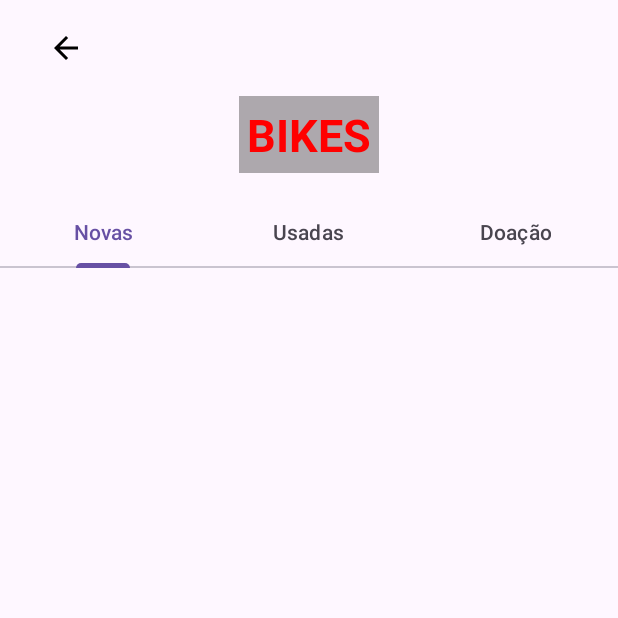
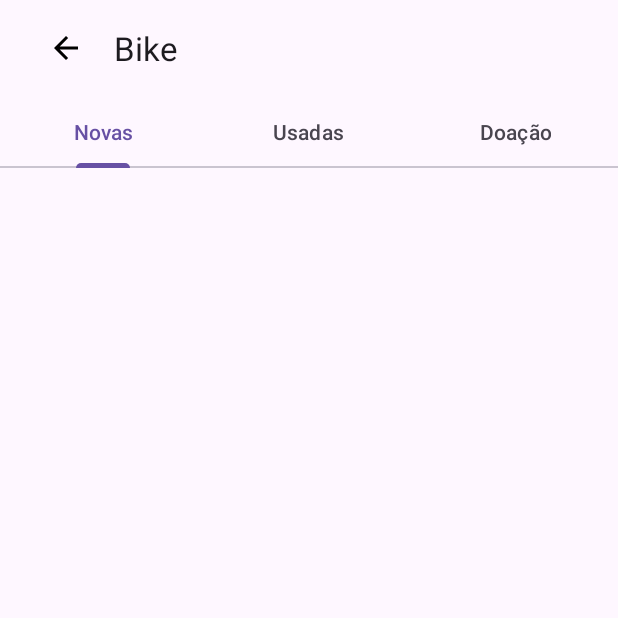
Before and after one commit to Tiraz/LojinhaBike, an Android app: the BikeActivity screen opened directly, with no data from a screen before it, on a phone screen of 412 x 824 dp, the top half of it. Run offline under Robolectric (Android 15) with nearby library versions, the phone set to English and light mode, and no system bars.

Commit message:
RecycleView começo

```diff
--- a/app/src/main/res/layout/bike_layout.xml
+++ b/app/src/main/res/layout/bike_layout.xml
@@ -16,21 +16,12 @@
             android:id="@+id/idRetornarMenuBike"
             android:layout_width="match_parent"
             android:layout_height="wrap_content"
-            app:navigationIcon="@drawable/baseline_arrow_back" />
+            app:navigationIcon="@drawable/baseline_arrow_back"
+            app:title="Bike"
+            />
     </com.google.android.material.appbar.MaterialToolbar>
 
-    <TextView
-        android:layout_width="wrap_content"
-        android:layout_height="wrap_content"
-        android:layout_gravity="center_horizontal"
-        android:layout_marginBottom="15dp"
-        android:background="#52000000"
-        android:padding="5dp"
-        android:text="Bikes"
-        android:textAllCaps="true"
-        android:textColor="#FF0000"
-        android:textSize="30sp"
-        android:textStyle="bold" />
+
 
     <com.google.android.material.tabs.TabLayout
         android:layout_width="match_parent"
@@ -59,4 +50,10 @@
     </com.google.android.material.tabs.TabLayout>
 
 
+    <androidx.viewpager2.widget.ViewPager2
+        android:layout_width="match_parent"
+        android:layout_height="match_parent"
+        android:id="@+id/idViewPagerBike"/>
+
+
 </LinearLayout>
```
Also changed, not shown: app/src/main/res/layout/fragment_bikes_doacao.xml (+5 -6 lines), app/src/main/res/layout/fragment_bikes_novas.xml (+5 -5 lines), app/src/main/res/layout/fragment_bikes_usadas.xml (+7 -7 lines).
